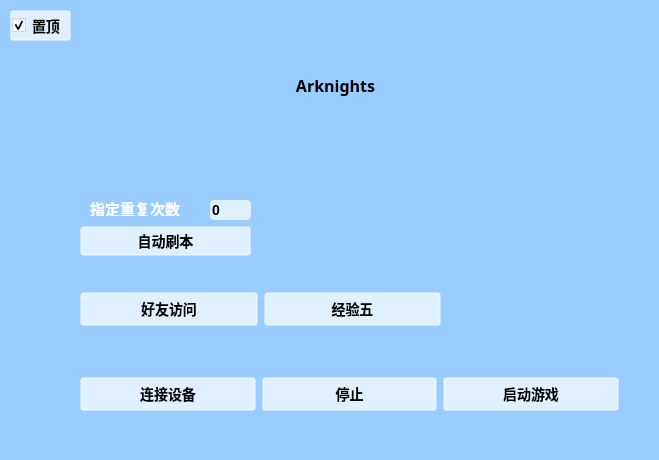
Old version of the form arknightsUI.ui in the repository ander1023/ArkAuto.
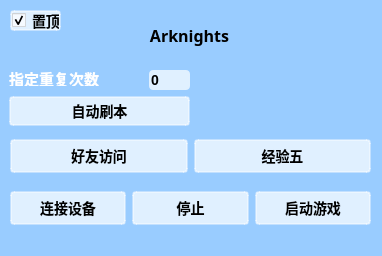
New version of the form.

```diff
--- a/arknightsUI.ui
+++ b/arknightsUI.ui
@@ -9,8 +9,8 @@
    <rect>
     <x>0</x>
     <y>0</y>
-    <width>659</width>
-    <height>460</height>
+    <width>382</width>
+    <height>256</height>
    </rect>
   </property>
   <property name="windowTitle">
@@ -33,7 +33,7 @@
 font-weight:bold
 }
 
-QPushButton,QCheckBox{
+QPushButton,QCheckBox,Qmenu{
 border-image:none;
 border:2px solid rgba(255,255,255,0.4);
 background:rgba(255,255,255,0.7);
@@ -64,8 +64,8 @@
    <widget class="QLabel" name="logLable">
     <property name="geometry">
      <rect>
-      <x>150</x>
-      <y>50</y>
+      <x>4</x>
+      <y>0</y>
       <width>371</width>
       <height>71</height>
      </rect>
@@ -91,8 +91,8 @@
    <widget class="QWidget" name="layoutWidget">
     <property name="geometry">
      <rect>
-      <x>80</x>
-      <y>280</y>
+      <x>10</x>
+      <y>127</y>
       <width>361</width>
       <height>59</height>
      </rect>
@@ -122,8 +122,8 @@
      <rect>
       <x>10</x>
       <y>10</y>
-      <width>61</width>
-      <height>31</height>
+      <width>51</width>
+      <height>21</height>
      </rect>
     </property>
     <property name="styleSheet">
@@ -142,9 +142,9 @@
    <widget class="QWidget" name="layoutWidget">
     <property name="geometry">
      <rect>
-      <x>80</x>
-      <y>360</y>
-      <width>539</width>
+      <x>10</x>
+      <y>174</y>
+      <width>361</width>
       <height>69</height>
      </rect>
     </property>
@@ -175,8 +175,8 @@
    <widget class="QWidget" name="widget_3" native="true">
     <property name="geometry">
      <rect>
-      <x>80</x>
-      <y>200</y>
+      <x>9</x>
+      <y>70</y>
       <width>181</width>
       <height>57</height>
      </rect>
@@ -186,7 +186,7 @@
       <rect>
        <x>0</x>
        <y>26</y>
-       <width>171</width>
+       <width>181</width>
        <height>30</height>
       </rect>
      </property>
@@ -200,7 +200,7 @@
     <widget class="QLabel" name="label">
      <property name="geometry">
       <rect>
-       <x>10</x>
+       <x>0</x>
        <y>0</y>
        <width>101</width>
        <height>16</height>
@@ -218,7 +218,7 @@
     <widget class="QLineEdit" name="lineEdit">
      <property name="geometry">
       <rect>
-       <x>130</x>
+       <x>140</x>
        <y>0</y>
        <width>41</width>
        <height>20</height>
```
Left out of the diff: 13 changed lines with no effect on the pictures.
